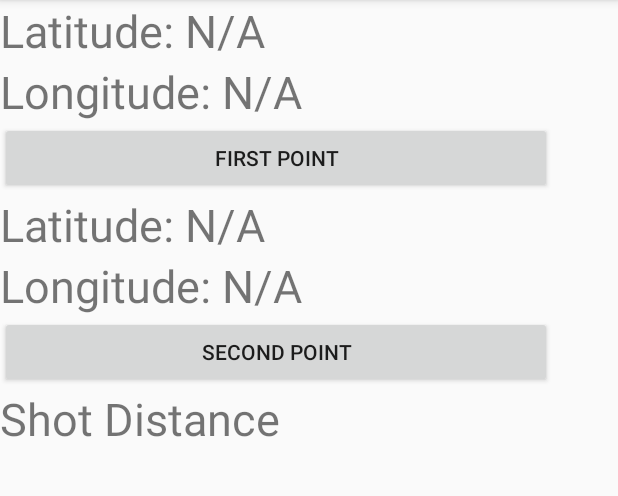
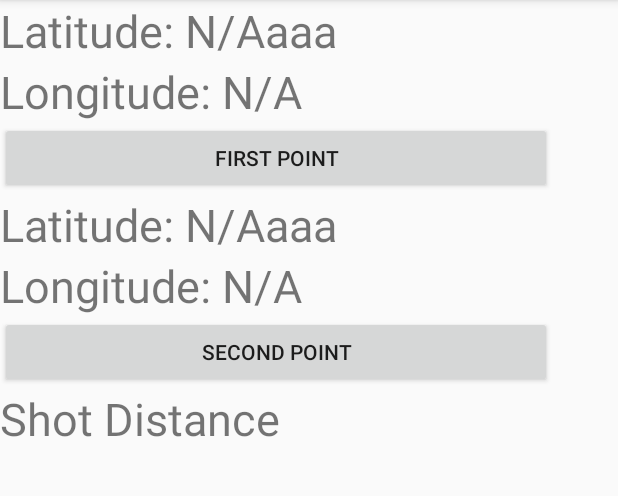
Before and after one commit to sullo09/GolfApp, an Android app: the YardageFinder screen opened directly, with no data from a screen before it, on a phone screen of 412 x 824 dp, the part 84-580 px from its top. Run offline under Robolectric (Android 15) with nearby library versions, the phone set to English and light mode, and no system bars.

Commit message:
first commit off work laptop

```diff
--- a/app/src/main/res/values/strings.xml
+++ b/app/src/main/res/values/strings.xml
@@ -18,8 +18,8 @@
     <string name="section_format">Hello World from section: %1$d</string>
 
 
-    <string name="tv_lat_text">Latitude:	N/A</string>
-    <string name="tv_long_text">Longitude:	N/A</string>
+    <string name="tv_lat_text">Latitude: N/Aaaa</string>
+    <string name="tv_long_text">Longitude: N/A</string>
 
     <string-array name="county">
         <item>Dublinn</item>
--- a/build.gradle
+++ b/build.gradle
@@ -5,7 +5,7 @@ buildscript {
         jcenter()
     }
     dependencies {
-        classpath 'com.android.tools.build:gradle:2.3.3'
+        classpath 'com.android.tools.build:gradle:3.0.1'
 
         // NOTE: Do not place your application dependencies here; they belong
         // in the individual module build.gradle files
```
Also changed, not shown: gradle/wrapper/gradle-wrapper.properties.
